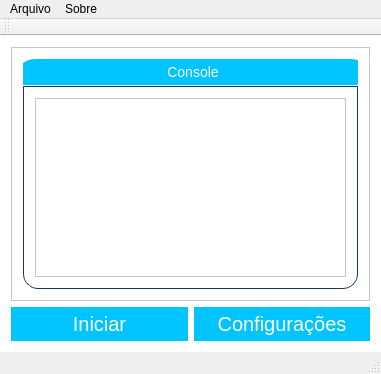
lucasvmx/Spark, file ui/frmmain.ui: the form before one commit.
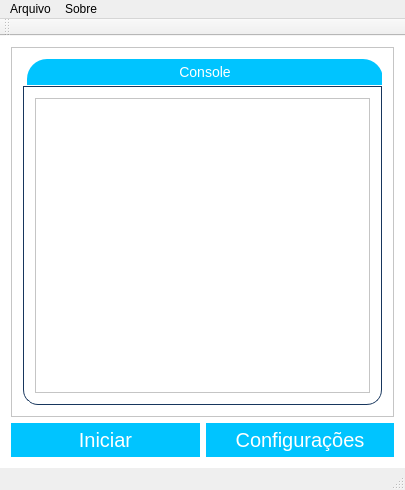
The form after the commit. Icons and pictures are not drawn.

Commit message: chore: :zap: corrige icones e ajusta fontes na interface

```diff
--- a/ui/frmmain.ui
+++ b/ui/frmmain.ui
@@ -6,8 +6,8 @@
    <rect>
     <x>0</x>
     <y>0</y>
-    <width>381</width>
-    <height>374</height>
+    <width>405</width>
+    <height>490</height>
    </rect>
   </property>
   <property name="windowTitle">
@@ -154,7 +154,7 @@
     <rect>
      <x>0</x>
      <y>0</y>
-     <width>381</width>
+     <width>405</width>
      <height>21</height>
     </rect>
    </property>
```
Left out of the diff: 6 changed lines with no effect on the pictures. The commit also changes 3 other files.
